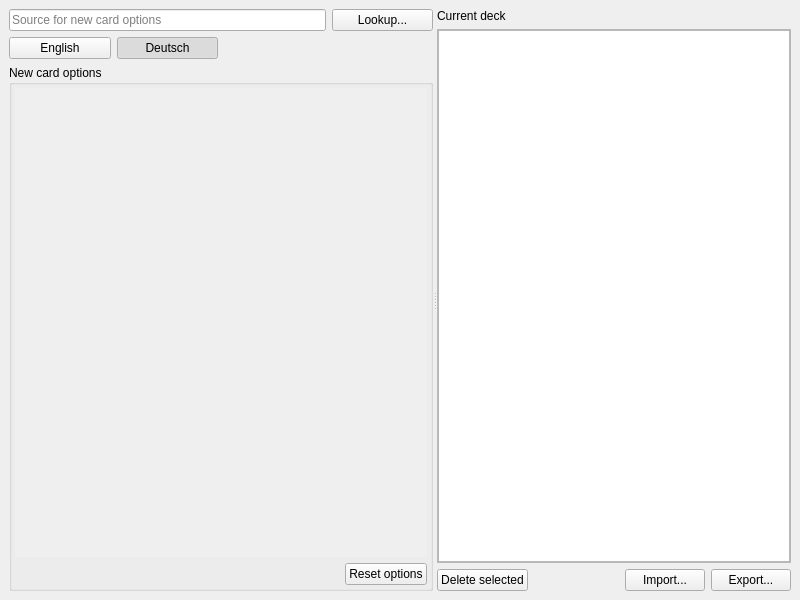
First picture: the form in ui/main_window.ui, repository KrusnikViers/Lexicanum, before the edit.
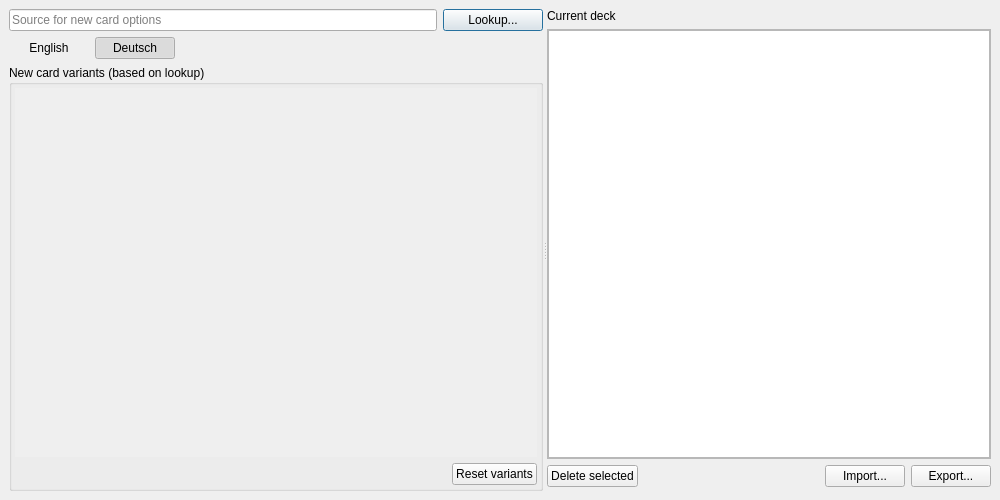
Second picture: the form after the edit.

Commit message: Add proper card prompt creation

```diff
--- a/ui/main_window.ui
+++ b/ui/main_window.ui
@@ -6,10 +6,16 @@
    <rect>
     <x>0</x>
     <y>0</y>
-    <width>800</width>
-    <height>600</height>
+    <width>1000</width>
+    <height>500</height>
    </rect>
   </property>
+  <property name="minimumSize">
+   <size>
+    <width>1000</width>
+    <height>500</height>
+   </size>
+  </property>
   <property name="windowTitle">
    <string>MainWindow</string>
   </property>
@@ -20,13 +26,16 @@
       <property name="lineWidth">
        <number>0</number>
       </property>
+      <property name="orientation">
+       <enum>Qt::Horizontal</enum>
+      </property>
       <property name="opaqueResize">
        <bool>false</bool>
       </property>
       <property name="childrenCollapsible">
        <bool>false</bool>
       </property>
-      <widget class="QWidget" name="">
+      <widget class="QWidget" name="_lwidget_2">
        <layout class="QGridLayout" name="_layout">
         <item row="1" column="2" colspan="2">
          <spacer name="_spacer">
@@ -43,19 +52,43 @@
         </item>
         <item row="0" column="3">
          <widget class="QPushButton" name="lookup">
+          <property name="sizePolicy">
+           <sizepolicy hsizetype="Fixed" vsizetype="Fixed">
+            <horstretch>0</horstretch>
+            <verstretch>0</verstretch>
+           </sizepolicy>
+          </property>
+          <property name="minimumSize">
+           <size>
+            <width>100</width>
+            <height>0</height>
+           </size>
+          </property>
           <property name="text">
            <string>Lookup...</string>
           </property>
+          <property name="default">
+           <bool>true</bool>
+          </property>
          </widget>
         </item>
         <item row="1" column="0">
          <widget class="QPushButton" name="language_answer">
+          <property name="sizePolicy">
+           <sizepolicy hsizetype="Fixed" vsizetype="Fixed">
+            <horstretch>0</horstretch>
+            <verstretch>0</verstretch>
+           </sizepolicy>
+          </property>
           <property name="text">
            <string>English</string>
           </property>
           <property name="checkable">
            <bool>true</bool>
           </property>
+          <property name="flat">
+           <bool>true</bool>
+          </property>
          </widget>
         </item>
         <item row="0" column="0" colspan="3">
@@ -66,7 +99,13 @@
          </widget>
         </item>
         <item row="1" column="1">
-         <widget class="QPushButton" name="language_learned">
+         <widget class="QPushButton" name="language_to_learn">
+          <property name="sizePolicy">
+           <sizepolicy hsizetype="Fixed" vsizetype="Fixed">
+            <horstretch>0</horstretch>
+            <verstretch>0</verstretch>
+           </sizepolicy>
+          </property>
           <property name="text">
            <string>Deutsch</string>
           </property>
@@ -76,12 +115,15 @@
           <property name="checked">
            <bool>true</bool>
           </property>
+          <property name="flat">
+           <bool>true</bool>
+          </property>
          </widget>
         </item>
         <item row="2" column="0" colspan="4">
          <widget class="QGroupBox" name="_layout_4">
           <property name="title">
-           <string>New card options</string>
+           <string>New card variants (based on lookup)</string>
           </property>
           <layout class="QGridLayout" name="gridLayout_4">
            <property name="leftMargin">
@@ -109,11 +151,25 @@
                <rect>
                 <x>0</x>
                 <y>0</y>
-                <width>421</width>
-                <height>472</height>
+                <width>531</width>
+                <height>372</height>
                </rect>
               </property>
-              <layout class="QVBoxLayout" name="verticalLayout"/>
+              <layout class="QVBoxLayout" name="prompts_layout">
+               <item>
+                <spacer name="verticalSpacer">
+                 <property name="orientation">
+                  <enum>Qt::Vertical</enum>
+                 </property>
+                 <property name="sizeHint" stdset="0">
+                  <size>
+                   <width>20</width>
+                   <height>40</height>
+                  </size>
+                 </property>
+                </spacer>
+               </item>
+              </layout>
              </widget>
             </widget>
            </item>
@@ -133,7 +189,7 @@
            <item row="2" column="1">
             <widget class="QPushButton" name="reset_options">
              <property name="text">
-              <string>Reset options</string>
+              <string>Reset variants</string>
              </property>
             </widget>
            </item>
@@ -142,8 +198,11 @@
         </item>
        </layout>
       </widget>
-      <widget class="QWidget" name="">
+      <widget class="QWidget" name="_lwidget_1">
        <layout class="QGridLayout" name="_layout_2">
+        <property name="bottomMargin">
+         <number>4</number>
+        </property>
         <item row="1" column="0" colspan="4">
          <widget class="QScrollArea" name="_scroll">
           <property name="widgetResizable">
@@ -154,8 +213,8 @@
             <rect>
              <x>0</x>
              <y>0</y>
-             <width>342</width>
-             <height>529</height>
+             <width>432</width>
+             <height>426</height>
             </rect>
            </property>
            <layout class="QHBoxLayout" name="horizontalLayout">
```
Left out of the diff: 14 changed lines with no effect on the pictures. The commit also changes 10 other files.
